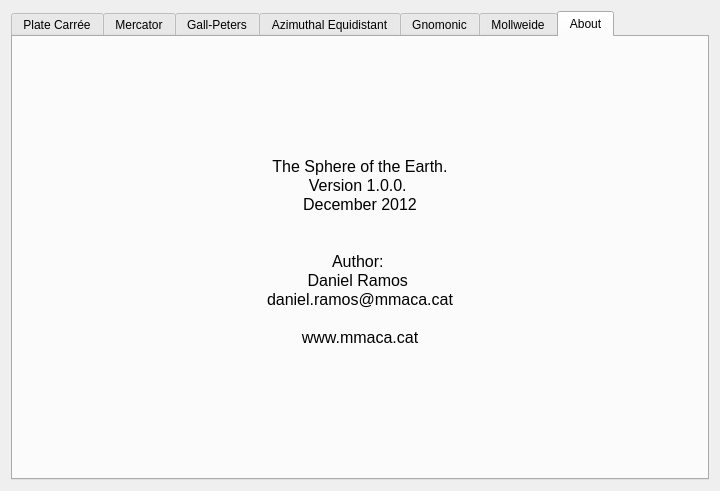
Old version of the form Program/soe.ui in the repository danielramosg/sphereofearth.
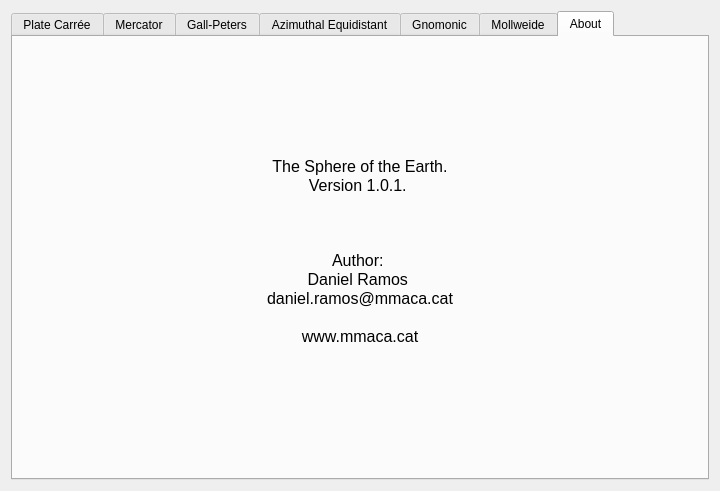
New version of the form. The open tabs and pages were chosen to show the change. Icons and pictures are not drawn.

Commit message: Adapted to different screen resolutions. Fullscreen mode.

Patch:
```diff
--- a/Program/soe.ui
+++ b/Program/soe.ui
@@ -175,17 +175,17 @@
               <string>&lt;!DOCTYPE HTML PUBLIC &quot;-//W3C//DTD HTML 4.0//EN&quot; &quot;http://www.w3.org/TR/REC-html40/strict.dtd&quot;&gt;
 &lt;html&gt;&lt;head&gt;&lt;meta name=&quot;qrichtext&quot; content=&quot;1&quot; /&gt;&lt;style type=&quot;text/css&quot;&gt;
 p, li { white-space: pre-wrap; }
-&lt;/style&gt;&lt;/head&gt;&lt;body style=&quot; font-family:'Ubuntu'; font-size:11pt; font-weight:200; font-style:normal;&quot;&gt;
-&lt;p align=&quot;center&quot; style=&quot; margin-top:0px; margin-bottom:0px; margin-left:0px; margin-right:0px; -qt-block-indent:0; text-indent:0px;&quot;&gt;&lt;span style=&quot; font-size:12pt;&quot;&gt;The Sphere of the Earth.&lt;/span&gt;&lt;/p&gt;
-&lt;p align=&quot;center&quot; style=&quot; margin-top:0px; margin-bottom:0px; margin-left:0px; margin-right:0px; -qt-block-indent:0; text-indent:0px;&quot;&gt;&lt;span style=&quot; font-size:12pt;&quot;&gt;Version 1.0.0. &lt;/span&gt;&lt;/p&gt;
-&lt;p align=&quot;center&quot; style=&quot; margin-top:0px; margin-bottom:0px; margin-left:0px; margin-right:0px; -qt-block-indent:0; text-indent:0px;&quot;&gt;&lt;span style=&quot; font-size:12pt;&quot;&gt;December 2012&lt;/span&gt;&lt;/p&gt;
-&lt;p align=&quot;center&quot; style=&quot;-qt-paragraph-type:empty; margin-top:0px; margin-bottom:0px; margin-left:0px; margin-right:0px; -qt-block-indent:0; text-indent:0px; font-size:12pt;&quot;&gt;&lt;/p&gt;
-&lt;p align=&quot;center&quot; style=&quot;-qt-paragraph-type:empty; margin-top:0px; margin-bottom:0px; margin-left:0px; margin-right:0px; -qt-block-indent:0; text-indent:0px; font-size:12pt;&quot;&gt;&lt;/p&gt;
-&lt;p align=&quot;center&quot; style=&quot; margin-top:0px; margin-bottom:0px; margin-left:0px; margin-right:0px; -qt-block-indent:0; text-indent:0px;&quot;&gt;&lt;span style=&quot; font-size:12pt;&quot;&gt;Author: &lt;/span&gt;&lt;/p&gt;
-&lt;p align=&quot;center&quot; style=&quot; margin-top:0px; margin-bottom:0px; margin-left:0px; margin-right:0px; -qt-block-indent:0; text-indent:0px;&quot;&gt;&lt;span style=&quot; font-size:12pt;&quot;&gt;Daniel Ramos &lt;/span&gt;&lt;/p&gt;
-&lt;p align=&quot;center&quot; style=&quot; margin-top:0px; margin-bottom:0px; margin-left:0px; margin-right:0px; -qt-block-indent:0; text-indent:0px;&quot;&gt;&lt;span style=&quot; font-size:12pt;&quot;&gt;daniel.ramos@mmaca.cat&lt;/span&gt;&lt;/p&gt;
-&lt;p align=&quot;center&quot; style=&quot;-qt-paragraph-type:empty; margin-top:0px; margin-bottom:0px; margin-left:0px; margin-right:0px; -qt-block-indent:0; text-indent:0px; font-size:12pt;&quot;&gt;&lt;/p&gt;
-&lt;p align=&quot;center&quot; style=&quot; margin-top:0px; margin-bottom:0px; margin-left:0px; margin-right:0px; -qt-block-indent:0; text-indent:0px;&quot;&gt;&lt;span style=&quot; font-size:12pt;&quot;&gt;www.mmaca.cat&lt;/span&gt;&lt;/p&gt;&lt;/body&gt;&lt;/html&gt;</string>
+&lt;/style&gt;&lt;/head&gt;&lt;body style=&quot; font-family:'Ubuntu'; font-size:11pt; font-weight:400; font-style:normal;&quot;&gt;
+&lt;p align=&quot;center&quot; style=&quot; margin-top:0px; margin-bottom:0px; margin-left:0px; margin-right:0px; -qt-block-indent:0; text-indent:0px;&quot;&gt;&lt;span style=&quot; font-size:12pt; font-weight:200;&quot;&gt;The Sphere of the Earth.&lt;/span&gt;&lt;/p&gt;
+&lt;p align=&quot;center&quot; style=&quot; margin-top:0px; margin-bottom:0px; margin-left:0px; margin-right:0px; -qt-block-indent:0; text-indent:0px;&quot;&gt;&lt;span style=&quot; font-size:12pt; font-weight:200;&quot;&gt;Version 1.0.1. &lt;/span&gt;&lt;/p&gt;
+&lt;p align=&quot;center&quot; style=&quot;-qt-paragraph-type:empty; margin-top:0px; margin-bottom:0px; margin-left:0px; margin-right:0px; -qt-block-indent:0; text-indent:0px;&quot;&gt;&lt;br /&gt;&lt;/p&gt;
+&lt;p align=&quot;center&quot; style=&quot;-qt-paragraph-type:empty; margin-top:0px; margin-bottom:0px; margin-left:0px; margin-right:0px; -qt-block-indent:0; text-indent:0px; font-size:12pt; font-weight:200;&quot;&gt;&lt;br /&gt;&lt;/p&gt;
+&lt;p align=&quot;center&quot; style=&quot;-qt-paragraph-type:empty; margin-top:0px; margin-bottom:0px; margin-left:0px; margin-right:0px; -qt-block-indent:0; text-indent:0px; font-size:12pt; font-weight:200;&quot;&gt;&lt;br /&gt;&lt;/p&gt;
+&lt;p align=&quot;center&quot; style=&quot; margin-top:0px; margin-bottom:0px; margin-left:0px; margin-right:0px; -qt-block-indent:0; text-indent:0px;&quot;&gt;&lt;span style=&quot; font-size:12pt; font-weight:200;&quot;&gt;Author: &lt;/span&gt;&lt;/p&gt;
+&lt;p align=&quot;center&quot; style=&quot; margin-top:0px; margin-bottom:0px; margin-left:0px; margin-right:0px; -qt-block-indent:0; text-indent:0px;&quot;&gt;&lt;span style=&quot; font-size:12pt; font-weight:200;&quot;&gt;Daniel Ramos &lt;/span&gt;&lt;/p&gt;
+&lt;p align=&quot;center&quot; style=&quot; margin-top:0px; margin-bottom:0px; margin-left:0px; margin-right:0px; -qt-block-indent:0; text-indent:0px;&quot;&gt;&lt;span style=&quot; font-size:12pt; font-weight:200;&quot;&gt;daniel.ramos@mmaca.cat&lt;/span&gt;&lt;/p&gt;
+&lt;p align=&quot;center&quot; style=&quot;-qt-paragraph-type:empty; margin-top:0px; margin-bottom:0px; margin-left:0px; margin-right:0px; -qt-block-indent:0; text-indent:0px; font-size:12pt; font-weight:200;&quot;&gt;&lt;br /&gt;&lt;/p&gt;
+&lt;p align=&quot;center&quot; style=&quot; margin-top:0px; margin-bottom:0px; margin-left:0px; margin-right:0px; -qt-block-indent:0; text-indent:0px;&quot;&gt;&lt;span style=&quot; font-size:12pt; font-weight:200;&quot;&gt;www.mmaca.cat&lt;/span&gt;&lt;/p&gt;&lt;/body&gt;&lt;/html&gt;</string>
              </property>
             </widget>
            </item>
```
The commit also changes 5 other files.
